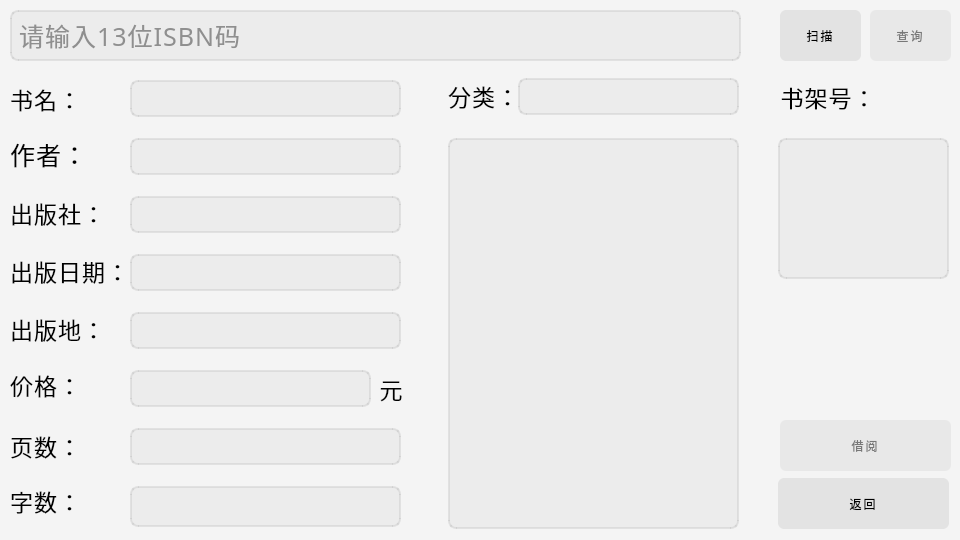
The window that SmartLibraryGUI/borrowbook.ui (yanglei-er/SmartLibraryQt) describes before a commit, drawn with Qt 5.
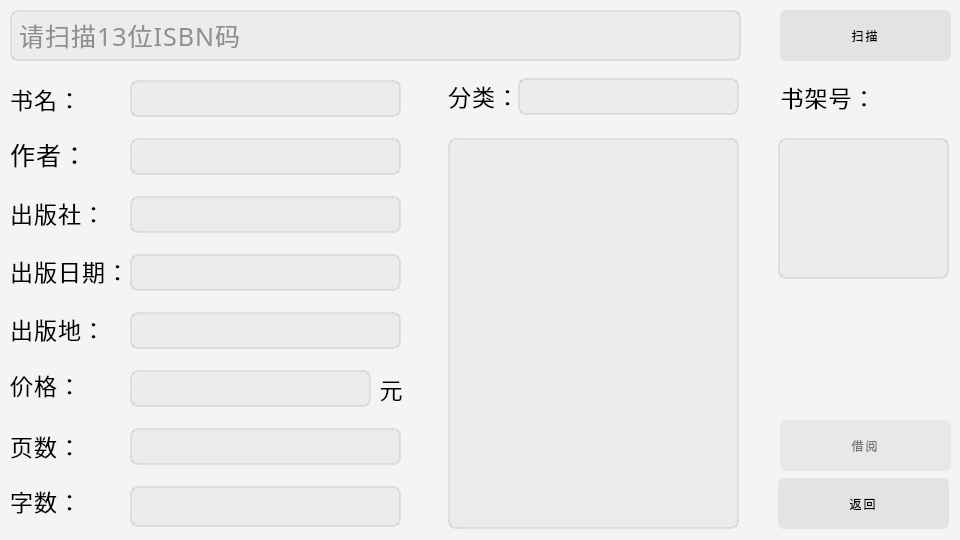
The same window after the commit. Icons and pictures are not drawn.

Patch:
```diff
--- a/SmartLibraryGUI/borrowbook.ui
+++ b/SmartLibraryGUI/borrowbook.ui
@@ -252,22 +252,6 @@
     <string/>
    </property>
   </widget>
-  <widget class="QPushButton" name="search_Btn">
-   <property name="enabled">
-    <bool>false</bool>
-   </property>
-   <property name="geometry">
-    <rect>
-     <x>870</x>
-     <y>10</y>
-     <width>81</width>
-     <height>51</height>
-    </rect>
-   </property>
-   <property name="text">
-    <string>查询</string>
-   </property>
-  </widget>
   <widget class="QLabel" name="label_11">
    <property name="geometry">
     <rect>
@@ -689,7 +673,7 @@
     <bool>false</bool>
    </property>
    <property name="placeholderText">
-    <string>请输入13位ISBN码</string>
+    <string>请扫描13位ISBN码</string>
    </property>
    <property name="clearButtonEnabled">
     <bool>true</bool>
@@ -815,7 +799,7 @@
     <rect>
      <x>780</x>
      <y>10</y>
-     <width>81</width>
+     <width>171</width>
      <height>51</height>
     </rect>
    </property>
```
Left out of the diff: 1 changed line with no effect on the pictures.
